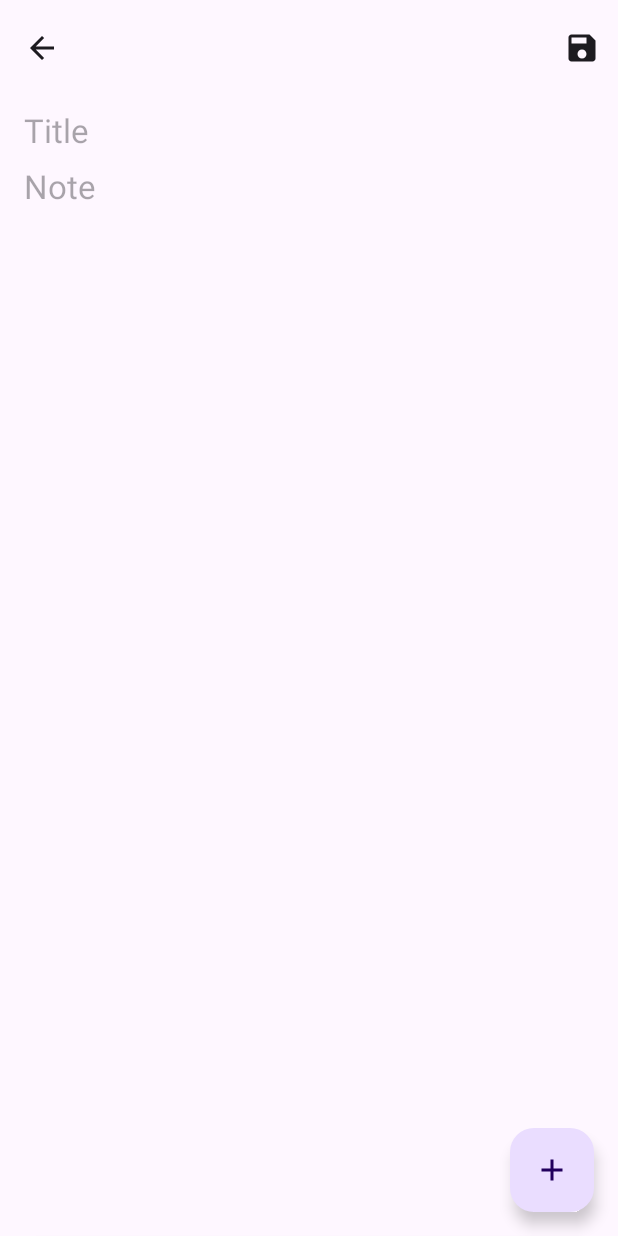
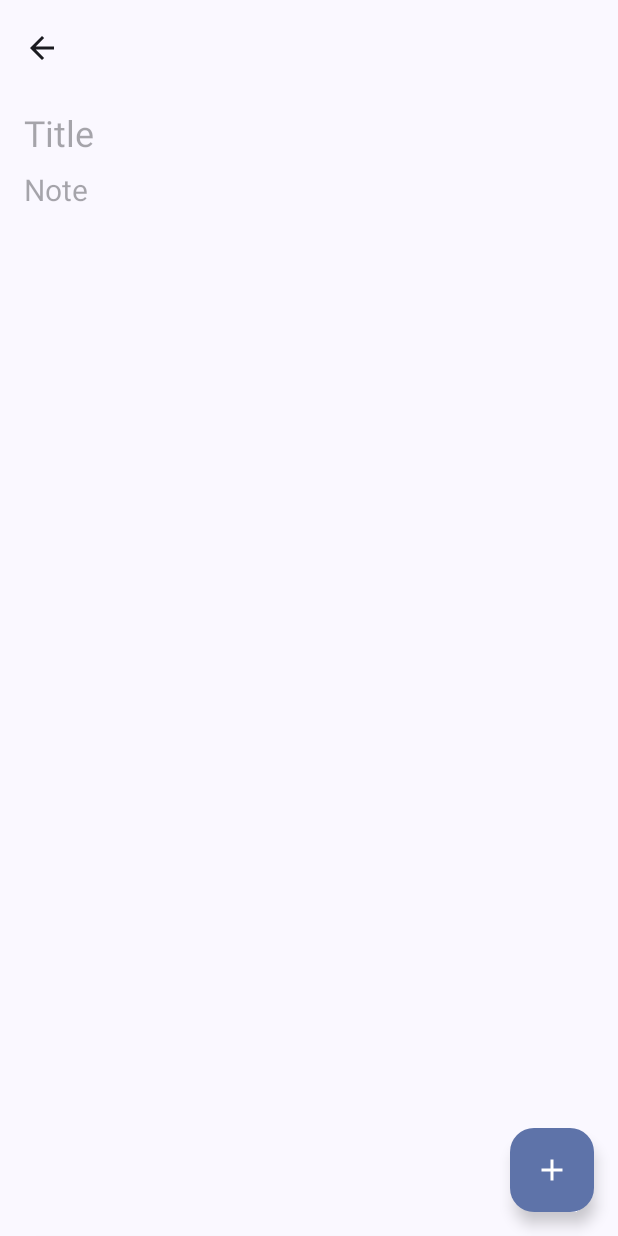
Before and after one commit to Artemocka/Notes, an Android app: the fragment EditNoteFragment placed in its activity, on a phone screen of 412 x 824 dp. Run offline under Robolectric (Android 15) with nearby library versions, the phone set to English and light mode, and no system bars; our stand-ins replace Room's generated code; 4 statements that could not run were skipped.

Commit message:
refactor + new features

```diff
--- a/app/src/main/AndroidManifest.xml
+++ b/app/src/main/AndroidManifest.xml
@@ -5,6 +5,7 @@
     >
 
     <application
+        android:name="Notes"
         android:allowBackup="true"
         android:dataExtractionRules="@xml/data_extraction_rules"
         android:fullBackupContent="@xml/backup_rules"
@@ -18,6 +19,8 @@
         <activity
             android:name=".MainActivity"
             android:exported="true"
+            android:theme="@style/Theme.MyApplication"
+
             >
             <intent-filter>
                 <action android:name="android.intent.action.MAIN" />
--- a/app/src/main/java/com/example/myapplication/screens/edit/EditNoteFragment.kt
+++ b/app/src/main/java/com/example/myapplication/screens/edit/EditNoteFragment.kt
@@ -1,71 +1,80 @@
 package com.example.myapplication.screens.edit
 
+import android.content.res.ColorStateList
+import android.graphics.Color
+import android.graphics.PorterDuff
 import android.os.Bundle
-import androidx.fragment.app.Fragment
 import android.view.LayoutInflater
 import android.view.View
 import android.view.ViewGroup
 import androidx.core.view.ViewCompat
 import androidx.core.view.WindowInsetsCompat
 import androidx.core.view.updatePaddingRelative
+import androidx.fragment.app.Fragment
 import androidx.navigation.fragment.findNavController
 import com.example.myapplication.DatabaseProviderWrap
-import com.example.myapplication.R
 import com.example.myapplication.databinding.FragmentEditNoteBinding
-import com.example.myapplication.findResIdByAttr
+import com.example.myapplication.db.Note
+import com.example.myapplication.poop
 
 
 class EditNoteFragment : Fragment() {
 
     private lateinit var binding: FragmentEditNoteBinding
-    override fun onCreate(savedInstanceState: Bundle?) {
-        super.onCreate(savedInstanceState)
-
-    }
+    private lateinit var note: Note
 
     override fun onCreateView(
-        inflater: LayoutInflater, container: ViewGroup?,
-        savedInstanceState: Bundle?
+        inflater: LayoutInflater, container: ViewGroup?, savedInstanceState: Bundle?
     ): View {
         val id = EditNoteFragmentArgs.fromBundle(requireArguments()).id
-        val note = DatabaseProviderWrap.noteDao.getById(id.toLong())
+        note = DatabaseProviderWrap.noteDao.getById(id.toLong())
         binding = FragmentEditNoteBinding.inflate(layoutInflater)
-
 
         binding.run {
             title.setText(note.title)
             content.setText(note.content)
         }
+        if (note.color != 0) {
+            poop("note color: ${note.color}")
+//            binding.appBar.backgroundTintMode =PorterDuff.Mode.MULTIPLY
+            binding.appBar.setBackgroundColor(note.color)
+            binding.root.setBackgroundColor(note.color)
+            binding.title.setBackgroundColor(note.color)
+            binding.content.setBackgroundColor(note.color)
+
+
+        }
+
         ViewCompat.setOnApplyWindowInsetsListener(binding.root) { _, insets ->
             val systemBars = insets.getInsets(WindowInsetsCompat.Type.systemBars() or WindowInsetsCompat.Type.displayCutout())
-
             binding.toolbar.updatePaddingRelative(top = systemBars.top)
-
             insets
         }
         binding.toolbar.setNavigationOnClickListener {
             findNavController().popBackStack()
         }
-        binding.toolbar.menu.findItem(R.id.app_bar_save).setOnMenuItemClickListener {
-            val tempNote = com.example.myapplication.db.Note(
-                note.id,
-                binding.title.text.toString(),
-                binding.content.text.toString(),
-                note.color,
-                false,
-            )
 
-            if (tempNote.content.isNotEmpty()){
-                DatabaseProviderWrap.noteDao.update(tempNote)
-            }
 
-            findNavController().popBackStack()
 
-            true
-        }
-
-        return  binding.root
+        return binding.root
     }
 
+    override fun onDestroyView() {
+        super.onDestroyView()
+        val tempNote = Note(
+            note.id,
+            binding.title.text.toString(),
+            binding.content.text.toString(),
+            note.color,
+            false,
+        )
+
+        if (tempNote.content.isEmpty() && tempNote.title.isEmpty()) {
+            DatabaseProviderWrap.noteDao.delete(note)
+        } else if (tempNote.content.isNotEmpty() || tempNote.title.isNotEmpty()) {
+
+            DatabaseProviderWrap.noteDao.update(tempNote)
+        }
+    }
 
 }
--- /dev/null
+++ b/app/src/main/res/drawable/ic_clear.xml
@@ -0,0 +1,5 @@
+<vector xmlns:android="http://schemas.android.com/apk/res/android" android:height="24dp" android:tint="#000000" android:viewportHeight="24" android:viewportWidth="24" android:width="24dp">
+
+    <path android:fillColor="@android:color/white" android:pathData="M19,6.41L17.59,5 12,10.59 6.41,5 5,6.41 10.59,12 5,17.59 6.41,19 12,13.41 17.59,19 19,17.59 13.41,12z"/>
+
+</vector>
--- a/app/src/main/res/layout/bottomsheet.xml
+++ b/app/src/main/res/layout/bottomsheet.xml
@@ -39,7 +39,6 @@
                 android:layout_marginTop="32dp"
                 android:layout_marginBottom="8dp"
                 android:gravity="center"
-                android:clipToPadding="false"
                 android:orientation="horizontal"
                 >
 
@@ -48,7 +47,7 @@
                     android:layout_width="wrap_content"
                     android:layout_height="wrap_content"
                     android:layout_marginEnd="16dp"
-                    android:foreground="?selectableItemBackgroundBorderless"
+                    android:foreground="?android:selectableItemBackgroundBorderless"
                     android:src="@drawable/ic_circle"
                     />
 
@@ -57,8 +56,9 @@
                     android:layout_width="wrap_content"
                     android:layout_height="wrap_content"
                     android:layout_marginEnd="16dp"
-                    android:foreground="?selectableItemBackgroundBorderless"
+                    android:foreground="?android:selectableItemBackgroundBorderless"
                     android:src="@drawable/ic_circle"
+
                     />
 
                 <ImageView
@@ -66,7 +66,7 @@
                     android:layout_width="wrap_content"
                     android:layout_height="wrap_content"
                     android:layout_marginEnd="16dp"
-                    android:foreground="?selectableItemBackgroundBorderless"
+                    android:foreground="?android:selectableItemBackgroundBorderless"
                     android:src="@drawable/ic_circle"
                     />
 
@@ -75,7 +75,7 @@
                     android:layout_width="wrap_content"
                     android:layout_height="wrap_content"
                     android:layout_marginEnd="16dp"
-                    android:foreground="?selectableItemBackgroundBorderless"
+                    android:foreground="?android:selectableItemBackgroundBorderless"
                     android:src="@drawable/ic_circle"
                     />
 
@@ -84,27 +84,31 @@
                     android:layout_width="wrap_content"
                     android:layout_height="wrap_content"
                     android:layout_marginEnd="16dp"
-                    android:foreground="?selectableItemBackgroundBorderless"
+                    android:foreground="?android:selectableItemBackgroundBorderless"
                     android:src="@drawable/ic_circle"
                     />
 
                 <ImageView
                     android:id="@+id/color6"
-                    android:layout_marginEnd="16dp"
                     android:layout_width="wrap_content"
                     android:layout_height="wrap_content"
-                    android:foreground="?selectableItemBackgroundBorderless"
+                    android:layout_marginEnd="16dp"
+                    android:foreground="?android:selectableItemBackgroundBorderless"
                     android:src="@drawable/ic_circle"
                     />
+
                 <ImageView
                     android:id="@+id/color7"
                     android:layout_width="wrap_content"
                     android:layout_height="wrap_content"
-                    android:foreground="?selectableItemBackgroundBorderless"
+                    android:foreground="?android:selectableItemBackgroundBorderless"
                     android:src="@drawable/ic_circle"
                     />
             </LinearLayout>
-
+            <include
+                android:id="@+id/clear_color"
+                layout="@layout/item_option"
+                />
             <include
                 android:id="@+id/edit"
                 layout="@layout/item_option"
@@ -114,6 +118,7 @@
                 android:id="@+id/remove"
                 layout="@layout/item_option"
                 />
+
         </LinearLayout>
     </FrameLayout>
 
--- a/app/src/main/res/layout/fragment_create_note.xml
+++ b/app/src/main/res/layout/fragment_create_note.xml
@@ -20,7 +20,6 @@
             android:id="@+id/toolbar"
             android:layout_width="match_parent"
             android:layout_height="wrap_content"
-            app:menu="@menu/save"
             app:navigationIcon="@drawable/ic_back"
             />
 
@@ -39,7 +38,7 @@
         android:maxLines="1"
         android:paddingVertical="8dp"
         android:scrollbars="vertical"
-        android:textSize="22sp"
+        android:textSize="24sp"
         app:layout_constraintBottom_toTopOf="@id/content"
         app:layout_constraintTop_toBottomOf="@id/app_bar"
 
@@ -56,7 +55,7 @@
         android:hint="@string/note"
         android:inputType="textCapSentences|text|textMultiLine"
         android:scrollbars="vertical"
-        android:textSize="22sp"
+        android:textSize="20sp"
         app:layout_constraintBottom_toBottomOf="parent"
         app:layout_constraintTop_toBottomOf="@id/title"
         />
--- a/app/src/main/res/layout/fragment_edit_note.xml
+++ b/app/src/main/res/layout/fragment_edit_note.xml
@@ -20,9 +20,7 @@
             android:id="@+id/toolbar"
             android:layout_width="match_parent"
             android:layout_height="wrap_content"
-            app:menu="@menu/save"
             app:navigationIcon="@drawable/ic_back"
-
             >
 
 
@@ -43,7 +41,7 @@
         android:maxLines="1"
         android:paddingVertical="8dp"
         android:scrollbars="vertical"
-        android:textSize="22sp"
+        android:textSize="24sp"
         app:layout_constraintBottom_toTopOf="@id/content"
         app:layout_constraintTop_toBottomOf="@id/app_bar"
 
@@ -60,7 +58,7 @@
         android:hint="@string/note"
         android:inputType="textCapSentences|text|textMultiLine"
         android:scrollbars="vertical"
-        android:textSize="22sp"
+        android:textSize="20sp"
         app:layout_constraintBottom_toBottomOf="parent"
         app:layout_constraintTop_toBottomOf="@id/title"
         />
--- a/app/src/main/res/values-night/strings.xml
+++ b/app/src/main/res/values-night/strings.xml
@@ -1,10 +1,3 @@
 <?xml version="1.0" encoding="utf-8"?>
 <resources>
-    <string name="color7">#192A51</string>
-    <string name="color6">#233D4D</string>
-    <string name="color5">#3C6E71</string>
-    <string name="color4">#A1C181</string>
-    <string name="color3">#FCCA46</string>
-    <string name="color2">#FE7F2D</string>
-    <string name="color1">#FF5154</string>
 </resources>
--- a/app/src/main/res/values/strings.xml
+++ b/app/src/main/res/values/strings.xml
@@ -7,4 +7,5 @@
     <string name="remove">Remove</string>
     <string name="edit">Edit</string>
     <string name="search">Search</string>
+    <string name="clear_color">Clear color</string>
 </resources>
```
Also changed, not shown: app/src/main/java/com/example/myapplication/Notes.kt (added, +11 -0 lines), app/src/main/java/com/example/myapplication/Utils.kt (+26 -2 lines), app/src/main/java/com/example/myapplication/screens/create/CreateNoteFragment.kt (+14 -36 lines), app/src/main/java/com/example/myapplication/screens/home/HomeFragment.kt (+130 -61 lines), app/src/main/java/com/example/myapplication/screens/home/recycler/NoteAdapter.kt (renamed from app/src/main/java/com/example/myapplication/screens/home/recycler/NoteRecyclerViewAdapter.kt, +30 -51 lines), app/src/main/java/com/example/myapplication/screens/home/recycler/PinnedNoteAdapter.kt (deleted, +0 -112 lines), app/src/main/res/layout/fragment_item.xml (+17 -12 lines).
